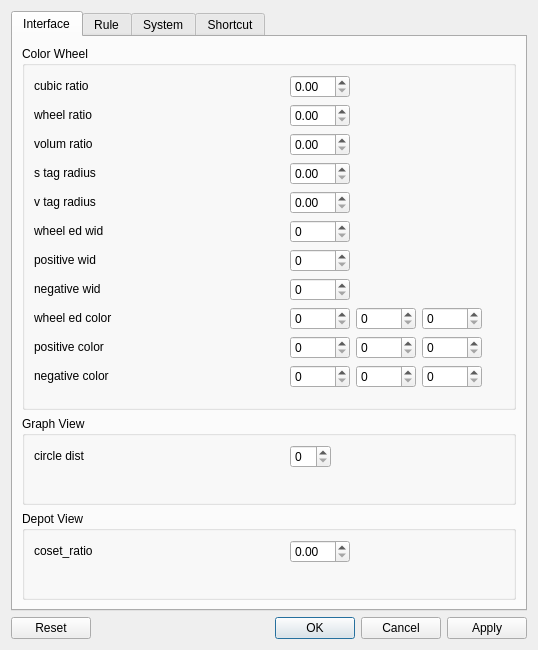
The window that src/main/python/cguis/design/settings_dialog.ui (insad/DigitalPalette) describes before a commit, drawn with Qt 5.
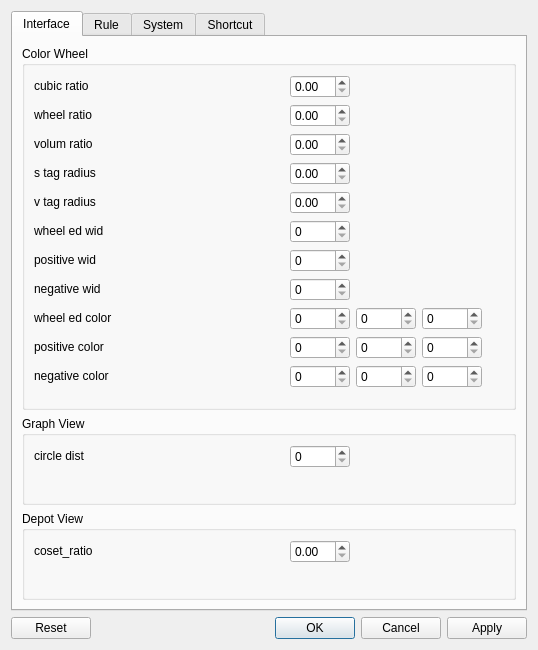
The same window after the commit.

What changed in the file:
```diff
--- a/src/main/python/cguis/design/settings_dialog.ui
+++ b/src/main/python/cguis/design/settings_dialog.ui
@@ -100,13 +100,13 @@
            <widget class="QLabel" name="wheel_ratio_label">
             <property name="minimumSize">
              <size>
-              <width>200</width>
+              <width>250</width>
               <height>20</height>
              </size>
             </property>
             <property name="maximumSize">
              <size>
-              <width>200</width>
+              <width>250</width>
               <height>20</height>
              </size>
             </property>
@@ -147,13 +147,13 @@
            <widget class="QLabel" name="volum_ratio_label">
             <property name="minimumSize">
              <size>
-              <width>200</width>
+              <width>250</width>
               <height>20</height>
              </size>
             </property>
             <property name="maximumSize">
              <size>
-              <width>200</width>
+              <width>250</width>
               <height>20</height>
              </size>
             </property>
@@ -194,13 +194,13 @@
            <widget class="QLabel" name="s_tag_radius_label">
             <property name="minimumSize">
              <size>
-              <width>200</width>
+              <width>250</width>
               <height>20</height>
              </size>
             </property>
             <property name="maximumSize">
              <size>
-              <width>200</width>
+              <width>250</width>
               <height>20</height>
              </size>
             </property>
@@ -241,13 +241,13 @@
            <widget class="QLabel" name="v_tag_radius_label">
             <property name="minimumSize">
              <size>
-              <width>200</width>
+              <width>250</width>
               <height>20</height>
              </size>
             </property>
             <property name="maximumSize">
              <size>
-              <width>200</width>
+              <width>250</width>
               <height>20</height>
              </size>
             </property>
@@ -288,13 +288,13 @@
            <widget class="QLabel" name="wheel_ed_wid_label">
             <property name="minimumSize">
              <size>
-              <width>200</width>
+              <width>250</width>
               <height>20</height>
              </size>
             </property>
             <property name="maximumSize">
              <size>
-              <width>200</width>
+              <width>250</width>
               <height>20</height>
              </size>
             </property>
@@ -320,13 +320,13 @@
            <widget class="QLabel" name="positive_wid_label">
             <property name="minimumSize">
              <size>
-              <width>200</width>
+              <width>250</width>
               <height>20</height>
              </size>
             </property>
             <property name="maximumSize">
              <size>
-              <width>200</width>
+              <width>250</width>
               <height>20</height>
              </size>
             </property>
@@ -346,13 +346,13 @@
            <widget class="QLabel" name="negative_wid_label">
             <property name="minimumSize">
              <size>
-              <width>200</width>
+              <width>250</width>
               <height>20</height>
              </size>
             </property>
             <property name="maximumSize">
              <size>
-              <width>200</width>
+              <width>250</width>
               <height>20</height>
              </size>
             </property>
@@ -372,13 +372,13 @@
            <widget class="QLabel" name="wheel_ed_color_label">
             <property name="minimumSize">
              <size>
-              <width>200</width>
+              <width>250</width>
               <height>20</height>
              </size>
             </property>
             <property name="maximumSize">
              <size>
-              <width>200</width>
+              <width>250</width>
               <height>20</height>
              </size>
             </property>
@@ -448,13 +448,13 @@
            <widget class="QLabel" name="positive_color_label">
             <property name="minimumSize">
              <size>
-              <width>200</width>
+              <width>250</width>
               <height>20</height>
              </size>
             </property>
             <property name="maximumSize">
              <size>
-              <width>200</width>
+              <width>250</width>
               <height>20</height>
              </size>
             </property>
@@ -533,13 +533,13 @@
            <widget class="QLabel" name="negative_color_label">
             <property name="minimumSize">
              <size>
-              <width>200</width>
+              <width>250</width>
               <height>20</height>
              </size>
             </property>
             <property name="maximumSize">
              <size>
-              <width>200</width>
+              <width>250</width>
               <height>20</height>
              </size>
             </property>
@@ -670,6 +670,18 @@
           </item>
           <item row="0" column="1">
            <widget class="QSpinBox" name="circle_dist_sp">
+            <property name="minimumSize">
+             <size>
+              <width>60</width>
+              <height>0</height>
+             </size>
+            </property>
+            <property name="maximumSize">
+             <size>
+              <width>60</width>
+              <height>16777215</height>
+             </size>
+            </property>
             <property name="maximum">
              <number>50</number>
             </property>
```
Left out of the diff: 4 changed lines with no effect on the pictures.
